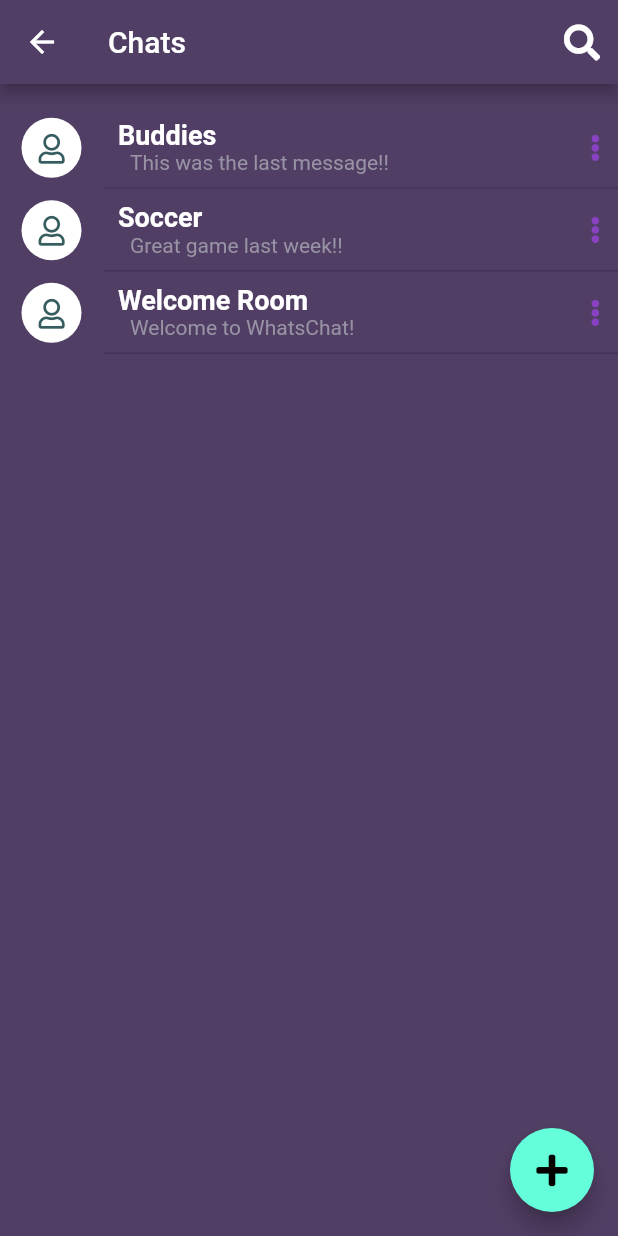
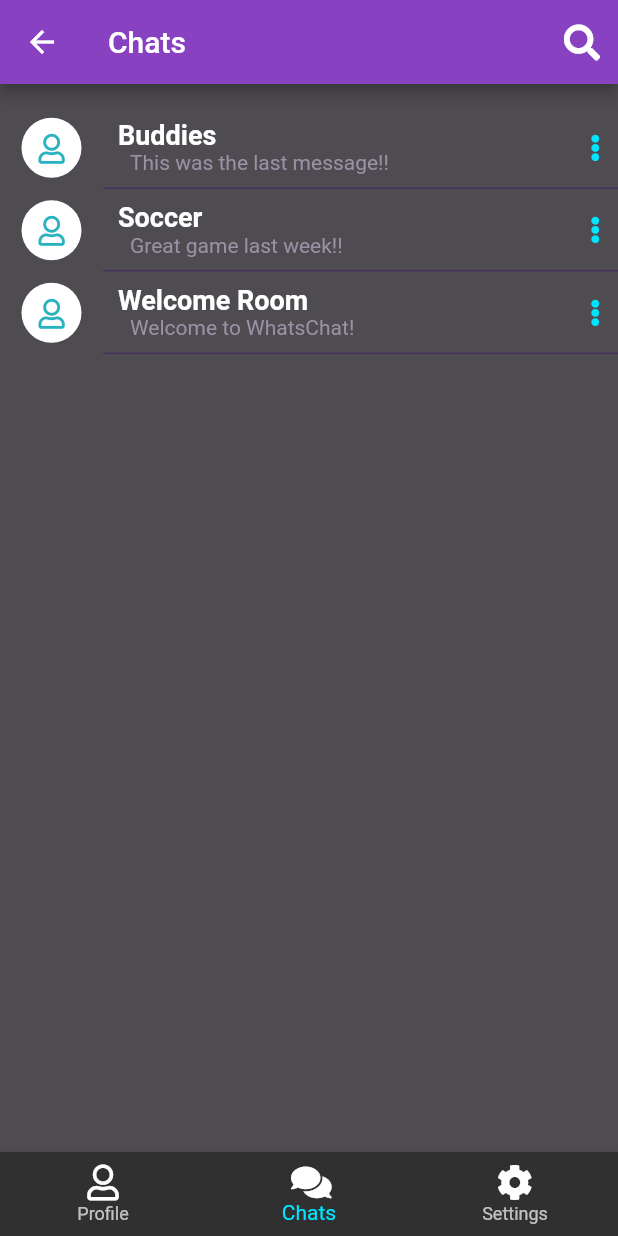
Before and after one commit to dscrane/whatschat_flutter, a Flutter app: the ChatListScreen screen opened by its route, on a phone screen of 412 x 824 dp. Run offline on Flutter 3.47's test engine with Material 2 defaults, Android fonts, the phone set to English and light mode, and no system bars; our stand-ins replace animated_text_kit, font_awesome_flutter.

Commit message:
added profile and settings pages and refactored the Scaffold

```diff
--- a/lib/constants.dart
+++ b/lib/constants.dart
@@ -8,7 +8,7 @@ const kBoxLg = SizedBox(height: 32.0);
 const kBoxXl = SizedBox(height: 48.0);
 
 // Color scheme constants
-const kBackground = Color(0xff513e64);
+const kBackground = Color(0xff4e4b51);
 const kPrimary = Color(0xff8741c1);
 const kSecondary = Color(0xff2ab2bf);
 const kPrimaryLight = Color(0xffba70f4);
@@ -99,7 +99,7 @@ const CircleAvatar kUserAvatar = CircleAvatar(
   child: Icon(
     FontAwesomeIcons.user,
     size: 20.0,
-    color: kSecondaryDark,
+    color: kSecondary,
   ),
   backgroundColor: kTextLight,
   radius: 20.0,
@@ -115,9 +115,14 @@ const CircleAvatar kUsersAvatar = CircleAvatar(
   radius: 25.0,
 );
 
+const Icon kProfileIcon = Icon(
+  FontAwesomeIcons.user,
+  color: kTextLight,
+);
+
 const Icon kMenuIcon = Icon(
   FontAwesomeIcons.ellipsisV,
-  color: kPrimary,
+  color: kSecondaryAccent,
   size: 18.0,
 );
 
@@ -133,6 +138,16 @@ const Icon kMinusIcon = Icon(
 
 const Icon kSearchIcon = Icon(
   FontAwesomeIcons.search,
+  color: kTextLight,
+);
+
+const Icon kSettingsIcon = Icon(
+  FontAwesomeIcons.cog,
+  color: kTextLight,
+);
+
+const Icon kChatsIcon = Icon(
+  FontAwesomeIcons.solidComments,
   color: kTextLight,
 );
 
--- a/lib/main.dart
+++ b/lib/main.dart
@@ -3,7 +3,9 @@ import 'package:whats_chat/constants.dart';
 import 'package:whats_chat/screens/chat_list_screen.dart';
 import 'package:whats_chat/screens/chat_screen.dart';
 import 'package:whats_chat/screens/login_screen.dart';
+import 'package:whats_chat/screens/profile_screen.dart';
 import 'package:whats_chat/screens/registration_screen.dart';
+import 'package:whats_chat/screens/settings_screen.dart';
 import 'package:whats_chat/screens/welcome_screen.dart';
 
 void main() {
@@ -27,6 +29,8 @@ class MyApp extends StatelessWidget {
         RegistrationScreen.id: (context) => RegistrationScreen(),
         ChatListScreen.id: (context) => ChatListScreen(),
         ChatScreen.id: (context) => ChatScreen(),
+        ProfileScreen.id: (context) => ProfileScreen(),
+        SettingsScreen.id: (context) => SettingsScreen(),
       },
     );
   }
--- a/lib/screens/chat_list_screen.dart
+++ b/lib/screens/chat_list_screen.dart
@@ -1,25 +1,21 @@
 import 'package:flutter/material.dart';
 import 'package:whats_chat/constants.dart';
+import 'package:whats_chat/widgets/app_scaffold.dart';
 import 'package:whats_chat/widgets/chat_list_view.dart';
 
-class ChatListScreen extends StatelessWidget {
+class ChatListScreen extends StatefulWidget {
   static String id = 'chat_list_screen';
+  static const int navigationIndex = 1;
+  @override
+  State<ChatListScreen> createState() => _ChatListScreenState();
+}
 
+class _ChatListScreenState extends State<ChatListScreen> {
   @override
   Widget build(BuildContext context) {
-    return Scaffold(
-      appBar: AppBar(
-        backgroundColor: kBackground,
-        title: Text('Chats'),
-        actions: <Widget>[
-          IconButton(
-            icon: kSearchIcon,
-            onPressed: () {
-              // TODO: add slide in animation for the textField
-            },
-          )
-        ],
-      ),
+    return AppScaffold(
+      ChatListScreen.navigationIndex,
+      title: 'Chats',
       body: SafeArea(
         child: Column(
           crossAxisAlignment: CrossAxisAlignment.stretch,
@@ -32,7 +28,6 @@ class ChatListScreen extends StatelessWidget {
                   right: 0.0,
                   bottom: 0.0,
                 ),
-                color: kBackground,
                 child: ChatListView(
                   chats: DummyChats,
                 ),
@@ -46,6 +41,7 @@ class ChatListScreen extends StatelessWidget {
           // TODO: add modal pop up to create a new room
         },
         child: kPlusIcon,
+        backgroundColor: kSecondaryAccent,
       ),
     );
   }
--- /dev/null
+++ b/lib/widgets/app_scaffold.dart
@@ -0,0 +1,64 @@
+import 'package:flutter/material.dart';
+import 'package:whats_chat/constants.dart';
+import 'package:whats_chat/screens/chat_list_screen.dart';
+import 'package:whats_chat/screens/profile_screen.dart';
+import 'package:whats_chat/screens/settings_screen.dart';
+
+class AppScaffold extends StatelessWidget {
+  const AppScaffold(this._selectedIndex,
+      {required this.title, required this.body, this.floatingActionButton});
+
+  final int _selectedIndex;
+  final Widget body;
+  final Widget? floatingActionButton;
+  final String title;
+
+  @override
+  Widget build(BuildContext context) {
+    void _onItemTapped(int index) {
+      if (index == 0) {
+        Navigator.pushNamed(context, ProfileScreen.id);
+      } else if (index == 1) {
+        Navigator.pushNamed(context, ChatListScreen.id);
+      } else if (index == 2) {
+        Navigator.pushNamed(context, SettingsScreen.id);
+      }
+    }
+
+    return Scaffold(
+      backgroundColor: kBackground,
+      appBar: AppBar(
+        backgroundColor: kPrimary,
+        title: Text(title),
+        actions: <Widget>[
+          IconButton(
+            icon: kSearchIcon,
+            onPressed: () {
+              // TODO: add slide in animation for the textField
+            },
+          )
+        ],
+      ),
+      body: body,
+      bottomNavigationBar: BottomNavigationBar(
+        items: [
+          BottomNavigationBarItem(
+            label: 'Profile',
+            icon: kProfileIcon,
+          ),
+          BottomNavigationBarItem(
+            label: 'Chats',
+            icon: kChatsIcon,
+          ),
+          BottomNavigationBarItem(
+            label: 'Settings',
+            icon: kSettingsIcon,
+          ),
+        ],
+        currentIndex: _selectedIndex,
+        selectedItemColor: kSecondaryAccent,
+        onTap: _onItemTapped,
+      ),
+    );
+  }
+}
--- a/lib/widgets/chat_list_tile.dart
+++ b/lib/widgets/chat_list_tile.dart
@@ -7,10 +7,7 @@ class ChatListTile extends StatelessWidget {
 
   @override
   Widget build(BuildContext context) {
-    print(chatData);
     return Row(
-      // Todo: add gesture detection to each tile
-      // Todo: gesture detection should navigate to that chat's screen
       children: <Widget>[
         Expanded(flex: 1, child: kUserAvatar),
         Expanded(
```
Also changed, not shown: lib/screens/profile_screen.dart (added, +22 -0 lines), lib/screens/settings_screen.dart (added, +22 -0 lines).
